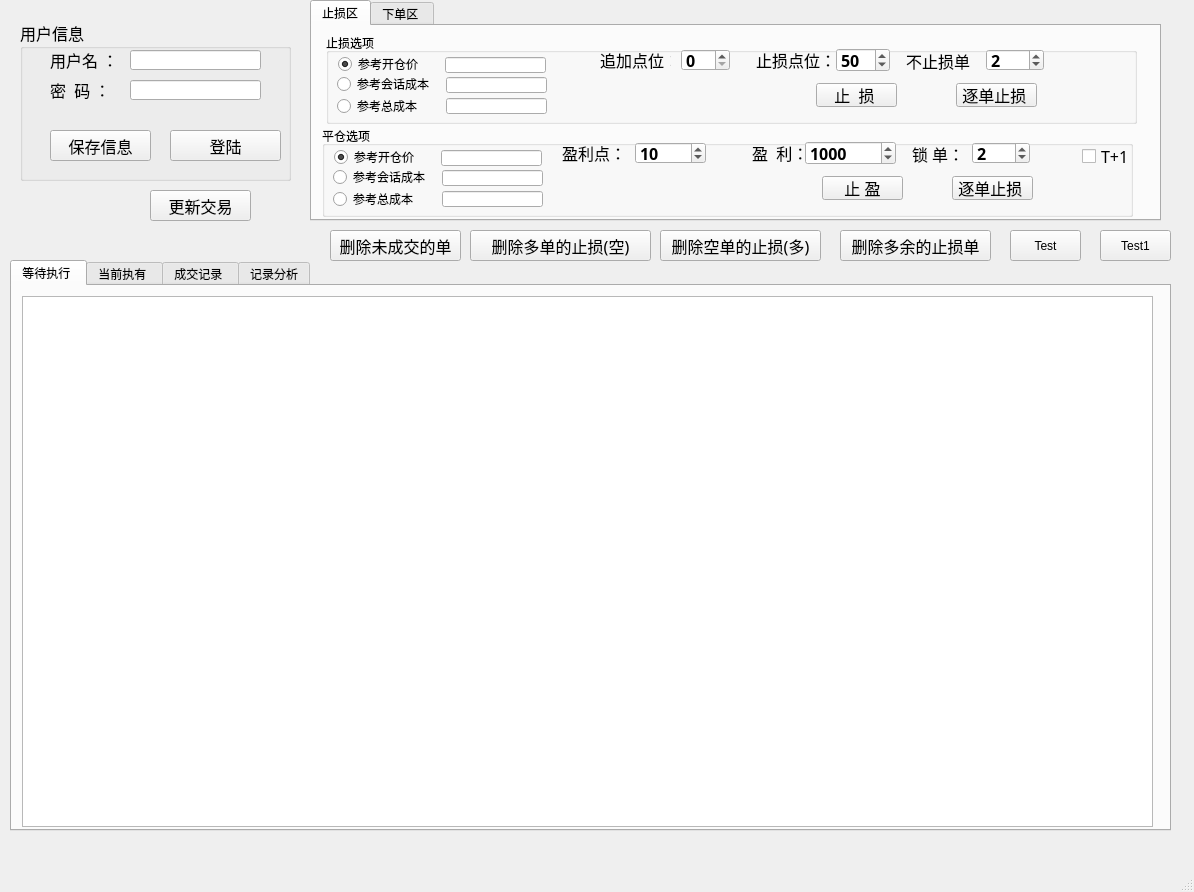
First picture: the form in win2.ui, repository che7611/test, before the edit.
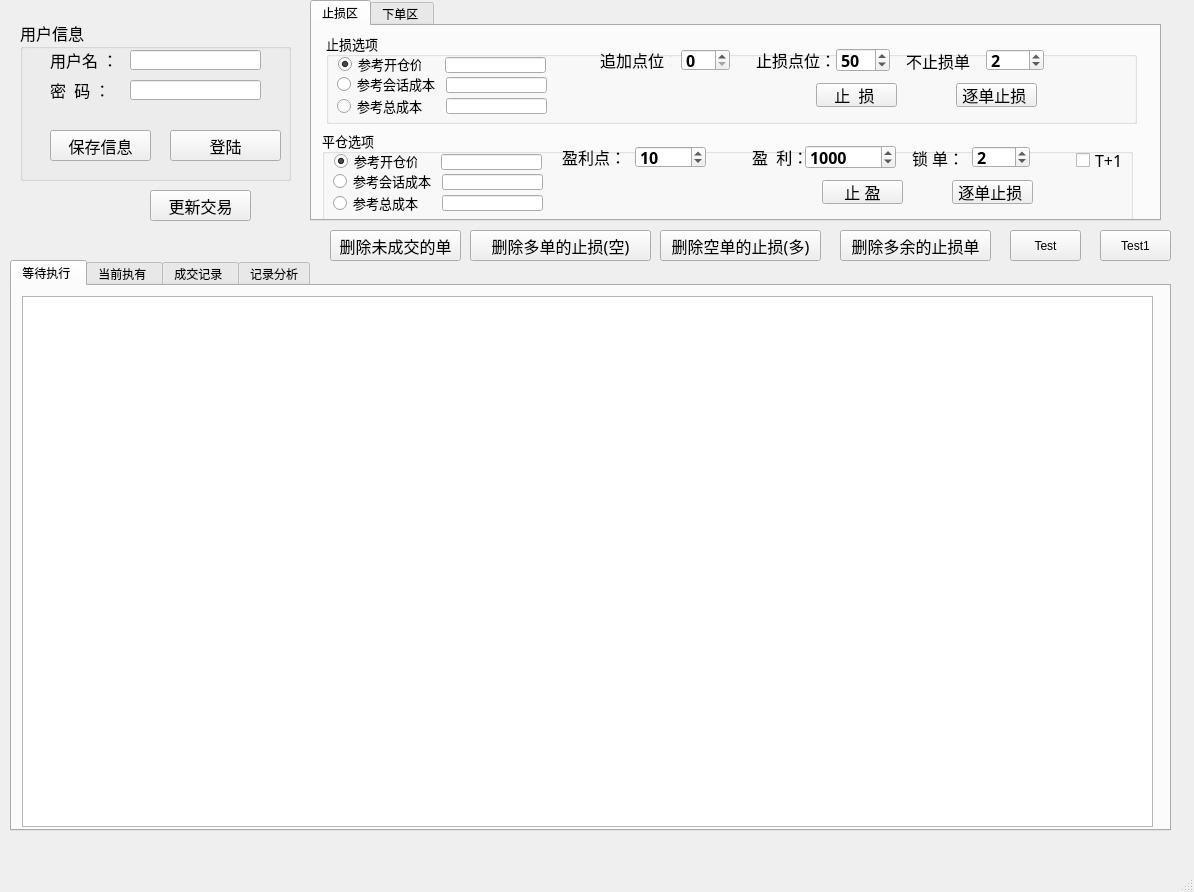
Second picture: the form after the edit.

```diff
--- a/win2.ui
+++ b/win2.ui
@@ -270,6 +270,12 @@
         <height>91</height>
        </rect>
       </property>
+      <property name="font">
+       <font>
+        <family>Adobe Arabic</family>
+        <pointsize>10</pointsize>
+       </font>
+      </property>
       <property name="title">
        <string>止损选项</string>
       </property>
@@ -532,11 +538,17 @@
       <property name="geometry">
        <rect>
         <x>10</x>
-        <y>100</y>
+        <y>104</y>
         <width>811</width>
         <height>91</height>
        </rect>
       </property>
+      <property name="font">
+       <font>
+        <family>Adobe Arabic</family>
+        <pointsize>10</pointsize>
+       </font>
+      </property>
       <property name="title">
        <string>平仓选项</string>
       </property>
@@ -809,7 +821,7 @@
       <widget class="QCheckBox" name="c_close1">
        <property name="geometry">
         <rect>
-         <x>760</x>
+         <x>754</x>
          <y>20</y>
          <width>51</width>
          <height>20</height>
```
